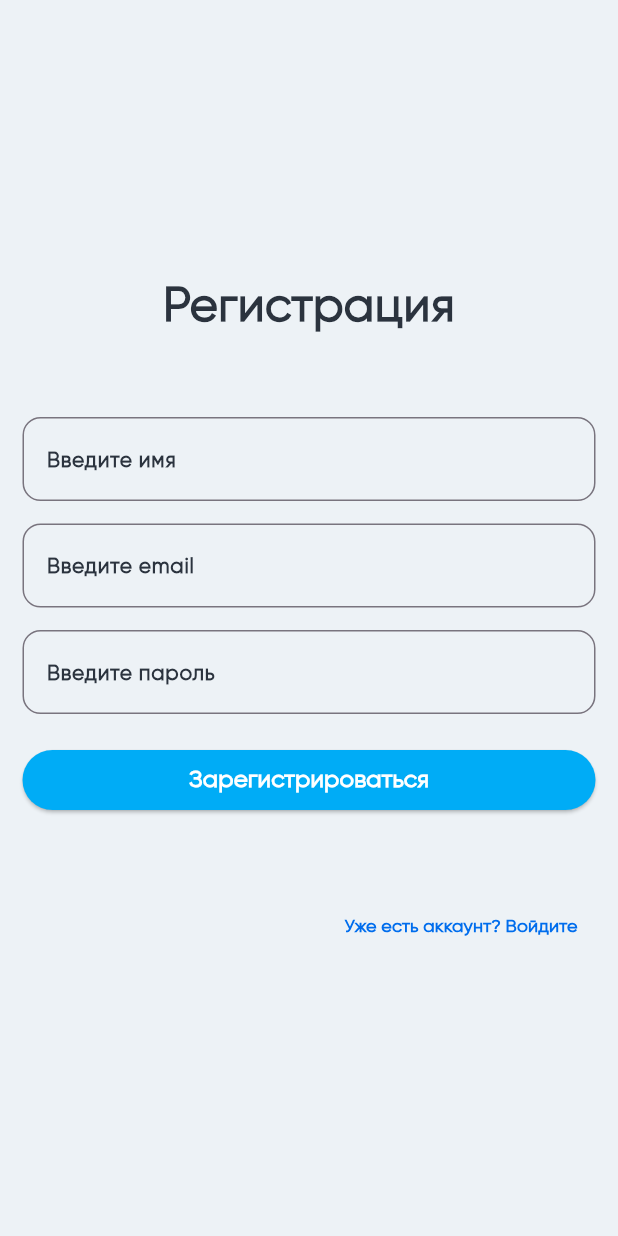
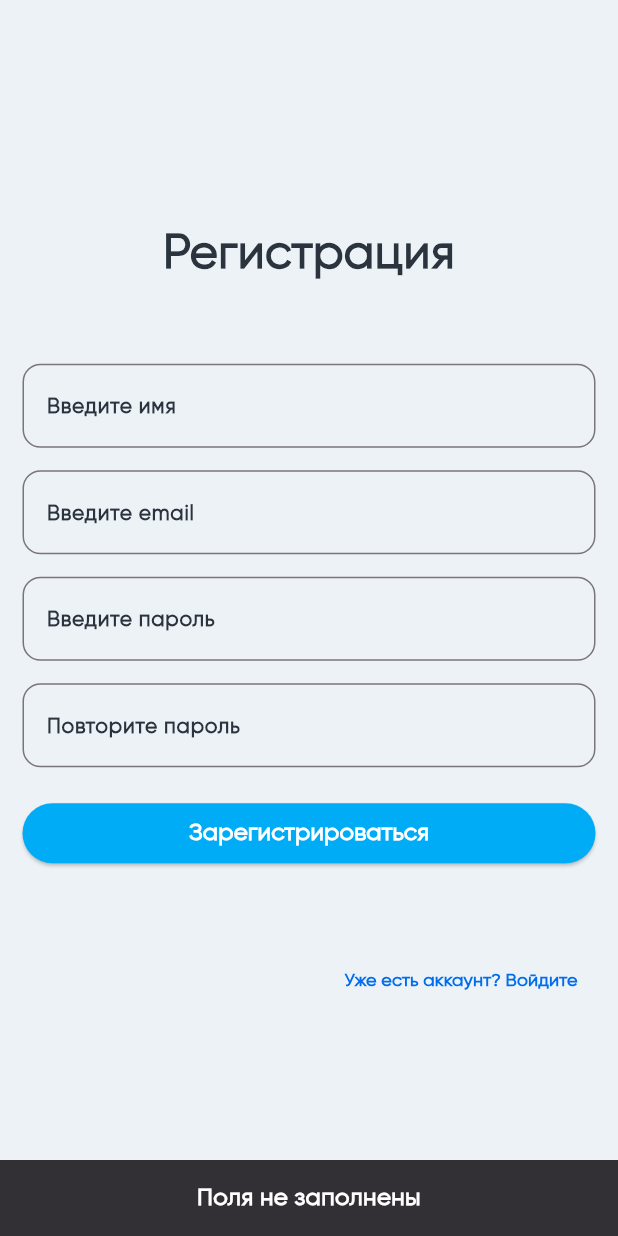
Before and after one commit to nikitasalnikov56/firabase_chat_app, a Flutter app: the RegisterScreen screen opened by its route, after a tap on "Зарегистрироваться", on a phone screen of 412 x 824 dp. Run offline on Flutter 3.47's test engine with Material 3 defaults, Android fonts, the phone set to English and light mode, and no system bars; our stand-ins replace cloud_firestore, firebase_auth, firebase_core, go_router, lottie; accounts and stored records are empty; network calls fail.

Commit message:
add registration and autorization

```diff
--- /dev/null
+++ b/lib/domain/model/user_data.dart
@@ -0,0 +1,9 @@
+import 'package:flutter/material.dart';
+
+class UserData {
+  final nameController = TextEditingController();
+  final emailController = TextEditingController();
+  final passwordController = TextEditingController();
+  final confirmPasswordController = TextEditingController();
+
+}
--- a/lib/domain/provider/chat_provider.dart
+++ b/lib/domain/provider/chat_provider.dart
@@ -1,14 +1,121 @@
+import 'package:cloud_firestore/cloud_firestore.dart';
+import 'package:firebase_auth/firebase_auth.dart';
+import 'package:firebase_chat_app/domain/model/user_data.dart';
+import 'package:firebase_chat_app/ui/pages/login_screen.dart';
+import 'package:firebase_chat_app/ui/theme/app_colors.dart';
+import 'package:firebase_chat_app/ui/theme/app_style.dart';
 import 'package:flutter/material.dart';
 
 class ChatProvider extends ChangeNotifier {
+  //firebase
+  final _auth = FirebaseAuth.instance;
+  final _firestore = FirebaseFirestore.instance;
+
+  //for toggle screens
   bool showRegisterPage = true;
-  final nameController = TextEditingController();
-  final emailController = TextEditingController();
-  final passwordController = TextEditingController();
+
+  //user data
+  final _userData = UserData();
+  UserData get userdata => _userData;
 
   //переключения между экранами
   void toggleScreens() {
     showRegisterPage = !showRegisterPage;
     notifyListeners();
   }
+
+  Future<void> signUp(BuildContext context) async {
+    final email = _userData.emailController.text.trim();
+    final password = _userData.passwordController.text.trim();
+    if (passwordConfirmed() && email != '' && password != '') {
+      await _auth
+          .createUserWithEmailAndPassword(
+            email: email,
+            password: password,
+          )
+          .then(
+            (value) => addUserDetails(
+              firstName: _userData.nameController.text.trim(),
+              email: email,
+            ),
+          )
+          .then((value) => controllersClear());
+    } else {
+      ScaffoldMessenger.of(context).showSnackBar(
+        SnackBar(
+          content: Text(
+            'Поля не заполнены',
+            textAlign: TextAlign.center,
+            style: AppStyle.fontStyle.copyWith(
+              fontSize: 16,
+              color: AppColors.white,
+            ),
+          ),
+        ),
+      );
+    }
+  }
+
+  //проверка совпадения паролей
+  bool passwordConfirmed() {
+    if (_userData.passwordController.text.trim() ==
+        _userData.confirmPasswordController.text.trim()) {
+      return true;
+    } else {
+      return false;
+    }
+  }
+
+  //add user
+  Future addUserDetails({
+    String firstName = '',
+    String email = '',
+  }) async {
+    await FirebaseFirestore.instance
+        .collection('users')
+        .doc(_auth.currentUser?.uid)
+        .set({
+      'first_name': capitalize(firstName),
+      'email': email,
+    });
+  }
+
+  //capitalize Name
+  capitalize(String str) => str[0].toUpperCase() + str.substring(1);
+
+  // очистка контроллеров
+  controllersClear() {
+    _userData.nameController.clear();
+    _userData.emailController.clear();
+    _userData.passwordController.clear();
+    _userData.confirmPasswordController.clear();
+  }
+
+  Future signIn(BuildContext context) async {
+    try {
+
+      UserCredential userCredential =
+          await FirebaseAuth.instance.signInWithEmailAndPassword(
+        email: _userData.emailController.text.trim(),
+        password: _userData.passwordController.text.trim(),
+      );
+      // Успешная аутентификация
+      User? user = userCredential.user;
+    } catch (_) {
+      // ignore: use_build_context_synchronously
+      ScaffoldMessenger.of(context).showSnackBar(
+        SnackBar(
+          content: Text(
+            'Пользователя с почтой ${_userData.emailController.text.trim()} не существует',
+            textAlign: TextAlign.center,
+            style: AppStyle.fontStyle.copyWith(
+              fontSize: 14,
+              color: AppColors.white,
+              fontWeight: FontWeight.bold,
+            ),
+          ),
+        ),
+      );
+    }
+  }
 }
--- a/lib/ui/pages/register_screen.dart
+++ b/lib/ui/pages/register_screen.dart
@@ -1,9 +1,7 @@
 import 'package:firebase_chat_app/domain/provider/chat_provider.dart';
-import 'package:firebase_chat_app/ui/routes/app_routes.dart';
 import 'package:firebase_chat_app/ui/theme/app_colors.dart';
 import 'package:firebase_chat_app/ui/theme/app_style.dart';
 import 'package:flutter/material.dart';
-import 'package:go_router/go_router.dart';
 import 'package:provider/provider.dart';
 
 class RegisterScreen extends StatelessWidget {
@@ -36,7 +34,7 @@ class RegisterScreen extends StatelessWidget {
               const SizedBox(height: 50),
               //name
               TextField(
-                controller: model.nameController,
+                controller: model.userdata.nameController,
                 decoration: InputDecoration(
                   border: OutlineInputBorder(
                     borderRadius: BorderRadius.circular(12),
@@ -51,7 +49,7 @@ class RegisterScreen extends StatelessWidget {
               const SizedBox(height: 15),
               //email
               TextField(
-                controller: model.emailController,
+                controller: model.userdata.emailController,
                 decoration: InputDecoration(
                   border: OutlineInputBorder(
                     borderRadius: BorderRadius.circular(12),
@@ -67,12 +65,28 @@ class RegisterScreen extends StatelessWidget {
               // password
               TextField(
                 obscureText: true,
-                controller: model.passwordController,
+                controller: model.userdata.passwordController,
                 decoration: InputDecoration(
                   border: OutlineInputBorder(
                     borderRadius: BorderRadius.circular(12),
                   ),
                   hintText: 'Введите пароль',
+                  hintStyle: AppStyle.fontStyle.copyWith(
+                    fontSize: 14,
+                    color: AppColors.blackGrey,
+                  ),
+                ),
+              ),
+              const SizedBox(height: 15),
+              // password confirm
+              TextField(
+                obscureText: true,
+                controller: model.userdata.confirmPasswordController,
+                decoration: InputDecoration(
+                  border: OutlineInputBorder(
+                    borderRadius: BorderRadius.circular(12),
+                  ),
+                  hintText: 'Повторите пароль',
                   hintStyle: AppStyle.fontStyle.copyWith(
                     fontSize: 14,
                     color: AppColors.blackGrey,
@@ -86,7 +100,9 @@ class RegisterScreen extends StatelessWidget {
                   style: ElevatedButton.styleFrom(
                     backgroundColor: AppColors.gradientBlue1,
                   ),
-                  onPressed: () {},
+                  onPressed: () {
+                    model.signUp(context);
+                  },
                   child: Text(
                     'Зарегистрироваться',
                     style: AppStyle.fontStyle.copyWith(
@@ -100,9 +116,7 @@ class RegisterScreen extends StatelessWidget {
               Align(
                 alignment: Alignment.bottomRight,
                 child: TextButton(
-                  onPressed: () {
-                    context.go(AppRoutes.loginScreen);
-                  },
+                  onPressed: showLoginPage,
                   child: Text(
                     'Уже есть аккаунт? Войдите',
                     style: AppStyle.fontStyle
```
Also changed, not shown: lib/ui/pages/home_screen.dart (+8 -1 lines), lib/ui/pages/login_screen.dart (+6 -8 lines).
